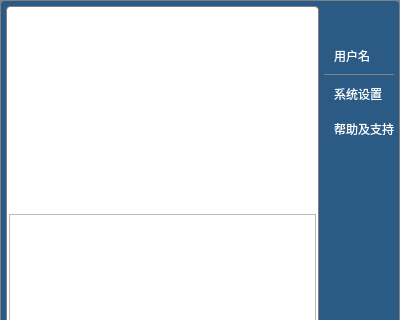
Old version of the form SKGui/cnavigtion.ui in the repository song-kang/SKHMIProject; both pictures show x 0 to 400 and y 0 to 320 of the 400 by 500 pixel window.
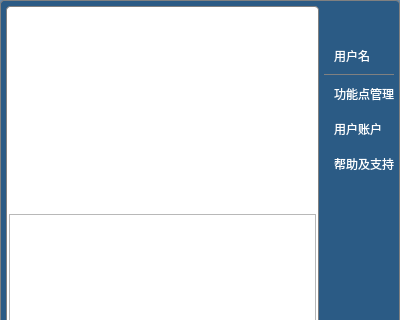
New version of the form. Icons and pictures are not drawn.

```diff
--- a/SKGui/cnavigtion.ui
+++ b/SKGui/cnavigtion.ui
@@ -288,7 +288,32 @@
 }</string>
          </property>
          <property name="text">
-          <string>系统设置</string>
+          <string>功能点管理</string>
+         </property>
+        </widget>
+       </item>
+       <item>
+        <widget class="QPushButton" name="btnUsers">
+         <property name="cursor">
+          <cursorShape>PointingHandCursor</cursorShape>
+         </property>
+         <property name="styleSheet">
+          <string notr="true">QPushButton {
+	border-radius:1px;
+	border:none;
+	background: transparent;
+	color:#ffffff;
+	text-align: left;
+	height:35px;
+	padding-left:10px;
+}
+
+QPushButton::hover {
+	border-image:url(:/images/btn_bg)
+}</string>
+         </property>
+         <property name="text">
+          <string>用户账户</string>
          </property>
         </widget>
        </item>
```
Left out of the diff: 2 changed lines with no effect on the pictures.
